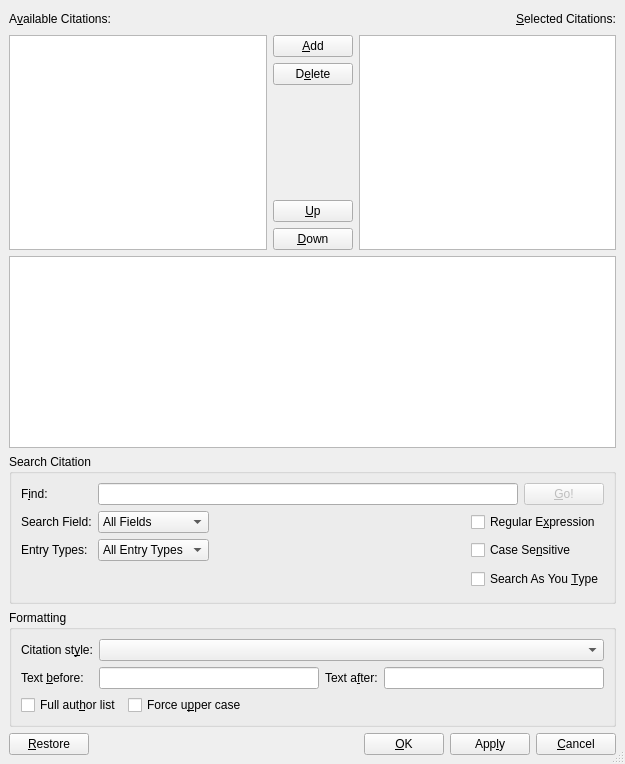
Qt form src/frontends/qt4/ui/CitationUi.ui (cburschka/lyx) before a commit.
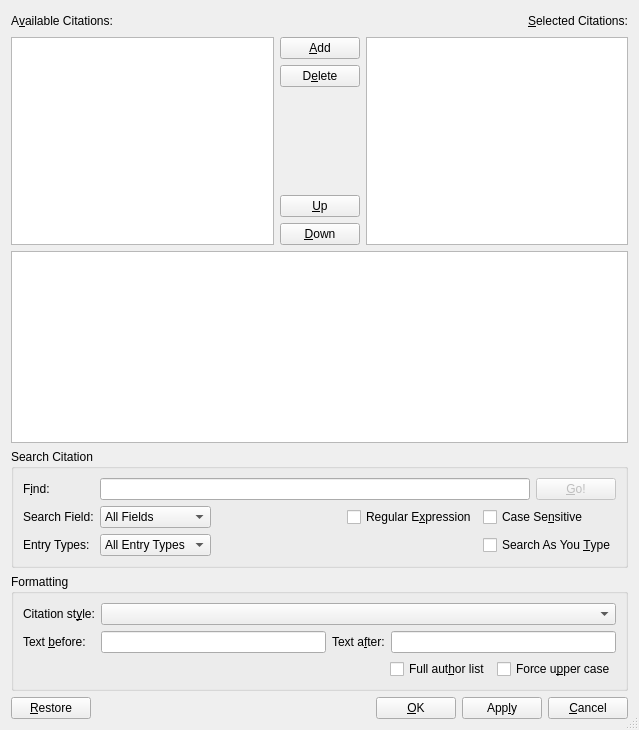
The same form after that commit. Icons and pictures are not drawn.

Commit message: Layout changes for Citation dialog from Richard.

```diff
--- a/src/frontends/qt4/ui/CitationUi.ui
+++ b/src/frontends/qt4/ui/CitationUi.ui
@@ -5,8 +5,8 @@
    <rect>
     <x>0</x>
     <y>0</y>
-    <width>625</width>
-    <height>764</height>
+    <width>639</width>
+    <height>730</height>
    </rect>
   </property>
   <property name="sizePolicy" >
@@ -21,442 +21,7 @@
   <property name="sizeGripEnabled" >
    <bool>true</bool>
   </property>
-  <layout class="QGridLayout" >
-   <property name="margin" >
-    <number>9</number>
-   </property>
-   <property name="spacing" >
-    <number>6</number>
-   </property>
-   <item row="1" column="0" >
-    <widget class="QTextEdit" name="infoML" >
-     <property name="sizePolicy" >
-      <sizepolicy vsizetype="Maximum" hsizetype="Expanding" >
-       <horstretch>0</horstretch>
-       <verstretch>0</verstretch>
-      </sizepolicy>
-     </property>
-     <property name="readOnly" >
-      <bool>true</bool>
-     </property>
-    </widget>
-   </item>
-   <item row="2" column="0" >
-    <widget class="QGroupBox" name="groupBox" >
-     <property name="title" >
-      <string>Search Citation</string>
-     </property>
-     <property name="flat" >
-      <bool>true</bool>
-     </property>
-     <layout class="QGridLayout" >
-      <property name="margin" >
-       <number>9</number>
-      </property>
-      <property name="spacing" >
-       <number>6</number>
-      </property>
-      <item row="0" column="0" >
-       <widget class="QLabel" name="findKeysLA" >
-        <property name="text" >
-         <string>F&amp;ind:</string>
-        </property>
-        <property name="alignment" >
-         <set>Qt::AlignLeading|Qt::AlignLeft|Qt::AlignVCenter</set>
-        </property>
-        <property name="buddy" >
-         <cstring>findLE</cstring>
-        </property>
-       </widget>
-      </item>
-      <item row="0" column="1" colspan="3" >
-       <widget class="QLineEdit" name="findLE" >
-        <property name="toolTip" >
-         <string>Hit Enter to search, or click Go!</string>
-        </property>
-        <property name="text" >
-         <string/>
-        </property>
-       </widget>
-      </item>
-      <item row="0" column="4" >
-       <widget class="QPushButton" name="searchPB" >
-        <property name="enabled" >
-         <bool>false</bool>
-        </property>
-        <property name="toolTip" >
-         <string>You can also hit Enter in the search box</string>
-        </property>
-        <property name="text" >
-         <string>&amp;Go!</string>
-        </property>
-        <property name="autoDefault" >
-         <bool>false</bool>
-        </property>
-       </widget>
-      </item>
-      <item row="1" column="0" >
-       <widget class="QLabel" name="fieldsLA" >
-        <property name="text" >
-         <string>Search Field:</string>
-        </property>
-        <property name="buddy" >
-         <cstring>fieldsCO</cstring>
-        </property>
-       </widget>
-      </item>
-      <item row="1" column="1" >
-       <widget class="QComboBox" name="fieldsCO" >
-        <property name="maxVisibleItems" >
-         <number>16</number>
-        </property>
-        <property name="insertPolicy" >
-         <enum>QComboBox::NoInsert</enum>
-        </property>
-        <property name="sizeAdjustPolicy" >
-         <enum>QComboBox::AdjustToContents</enum>
-        </property>
-        <item>
-         <property name="text" >
-          <string>All Fields</string>
-         </property>
-        </item>
-       </widget>
-      </item>
-      <item row="1" column="2" >
-       <spacer>
-        <property name="orientation" >
-         <enum>Qt::Horizontal</enum>
-        </property>
-        <property name="sizeHint" stdset="0" >
-         <size>
-          <width>40</width>
-          <height>20</height>
-         </size>
-        </property>
-       </spacer>
-      </item>
-      <item row="1" column="3" colspan="2" >
-       <widget class="QCheckBox" name="regexCB" >
-        <property name="text" >
-         <string>Regular E&amp;xpression</string>
-        </property>
-       </widget>
-      </item>
-      <item row="2" column="0" >
-       <widget class="QLabel" name="entriesLA" >
-        <property name="text" >
-         <string>Entry Types:</string>
-        </property>
-        <property name="buddy" >
-         <cstring>entriesCO</cstring>
-        </property>
-       </widget>
-      </item>
-      <item row="2" column="1" >
-       <widget class="QComboBox" name="entriesCO" >
-        <property name="insertPolicy" >
-         <enum>QComboBox::NoInsert</enum>
-        </property>
-        <property name="sizeAdjustPolicy" >
-         <enum>QComboBox::AdjustToContents</enum>
-        </property>
-        <item>
-         <property name="text" >
-          <string>All Entry Types</string>
-         </property>
-        </item>
-       </widget>
-      </item>
-      <item row="2" column="2" >
-       <spacer>
-        <property name="orientation" >
-         <enum>Qt::Horizontal</enum>
-        </property>
-        <property name="sizeHint" stdset="0" >
-         <size>
-          <width>40</width>
-          <height>20</height>
-         </size>
-        </property>
-       </spacer>
-      </item>
-      <item row="2" column="3" colspan="2" >
-       <widget class="QCheckBox" name="caseCB" >
-        <property name="text" >
-         <string>Case Se&amp;nsitive</string>
-        </property>
-       </widget>
-      </item>
-      <item row="3" column="0" colspan="3" >
-       <spacer>
-        <property name="orientation" >
-         <enum>Qt::Horizontal</enum>
-        </property>
-        <property name="sizeHint" stdset="0" >
-         <size>
-          <width>271</width>
-          <height>25</height>
-         </size>
-        </property>
-       </spacer>
-      </item>
-      <item row="3" column="3" colspan="2" >
-       <widget class="QCheckBox" name="asTypeCB" >
-        <property name="text" >
-         <string>Search As You &amp;Type</string>
-        </property>
-       </widget>
-      </item>
-     </layout>
-    </widget>
-   </item>
-   <item row="3" column="0" >
-    <widget class="QGroupBox" name="styleGB" >
-     <property name="title" >
-      <string>Formatting</string>
-     </property>
-     <property name="flat" >
-      <bool>true</bool>
-     </property>
-     <layout class="QGridLayout" >
-      <property name="margin" >
-       <number>9</number>
-      </property>
-      <property name="spacing" >
-       <number>6</number>
-      </property>
-      <item row="1" column="0" >
-       <layout class="QHBoxLayout" >
-        <property name="spacing" >
-         <number>6</number>
-        </property>
-        <property name="margin" >
-         <number>0</number>
-        </property>
-        <item>
-         <widget class="QCheckBox" name="fulllistCB" >
-          <property name="toolTip" >
-           <string>List all authors</string>
-          </property>
-          <property name="text" >
-           <string>Full aut&amp;hor list</string>
-          </property>
-         </widget>
-        </item>
-        <item>
-         <widget class="QCheckBox" name="forceuppercaseCB" >
-          <property name="toolTip" >
-           <string>Force upper case in citation</string>
-          </property>
-          <property name="text" >
-           <string>Force u&amp;pper case</string>
-          </property>
-         </widget>
-        </item>
-        <item>
-         <spacer>
-          <property name="orientation" >
-           <enum>Qt::Horizontal</enum>
-          </property>
-          <property name="sizeHint" stdset="0" >
-           <size>
-            <width>21</width>
-            <height>20</height>
-           </size>
-          </property>
-         </spacer>
-        </item>
-       </layout>
-      </item>
-      <item row="0" column="0" >
-       <layout class="QHBoxLayout" >
-        <property name="spacing" >
-         <number>6</number>
-        </property>
-        <property name="margin" >
-         <number>0</number>
-        </property>
-        <item>
-         <layout class="QVBoxLayout" >
-          <property name="spacing" >
-           <number>6</number>
-          </property>
-          <property name="margin" >
-           <number>0</number>
-          </property>
-          <item>
-           <widget class="QLabel" name="citationStyleLA" >
-            <property name="text" >
-             <string>Citation st&amp;yle:</string>
-            </property>
-            <property name="buddy" >
-             <cstring>citationStyleCO</cstring>
-            </property>
-           </widget>
-          </item>
-          <item>
-           <widget class="QLabel" name="textBeforeLA" >
-            <property name="text" >
-             <string>Text &amp;before:</string>
-            </property>
-            <property name="buddy" >
-             <cstring>textBeforeED</cstring>
-            </property>
-           </widget>
-          </item>
-         </layout>
-        </item>
-        <item>
-         <layout class="QVBoxLayout" >
-          <property name="spacing" >
-           <number>6</number>
-          </property>
-          <property name="margin" >
-           <number>0</number>
-          </property>
-          <item>
-           <layout class="QHBoxLayout" >
-            <property name="spacing" >
-             <number>6</number>
-            </property>
-            <property name="margin" >
-             <number>0</number>
-            </property>
-            <item>
-             <widget class="QComboBox" name="citationStyleCO" >
-              <property name="sizePolicy" >
-               <sizepolicy vsizetype="Fixed" hsizetype="MinimumExpanding" >
-                <horstretch>0</horstretch>
-                <verstretch>0</verstretch>
-               </sizepolicy>
-              </property>
-              <property name="toolTip" >
-               <string>Natbib citation style to use</string>
-              </property>
-             </widget>
-            </item>
-           </layout>
-          </item>
-          <item>
-           <layout class="QHBoxLayout" >
-            <property name="spacing" >
-             <number>6</number>
-            </property>
-            <property name="margin" >
-             <number>0</number>
-            </property>
-            <item>
-             <widget class="QLineEdit" name="textBeforeED" >
-              <property name="sizePolicy" >
-               <sizepolicy vsizetype="Fixed" hsizetype="MinimumExpanding" >
-                <horstretch>0</horstretch>
-                <verstretch>0</verstretch>
-               </sizepolicy>
-              </property>
-              <property name="toolTip" >
-               <string>Text to place before citation</string>
-              </property>
-             </widget>
-            </item>
-            <item>
-             <widget class="QLabel" name="textAfterLA" >
-              <property name="text" >
-               <string>Text a&amp;fter:</string>
-              </property>
-              <property name="buddy" >
-               <cstring>textAfterED</cstring>
-              </property>
-             </widget>
-            </item>
-            <item>
-             <widget class="QLineEdit" name="textAfterED" >
-              <property name="sizePolicy" >
-               <sizepolicy vsizetype="Fixed" hsizetype="MinimumExpanding" >
-                <horstretch>0</horstretch>
-                <verstretch>0</verstretch>
-               </sizepolicy>
-              </property>
-              <property name="toolTip" >
-               <string>Text to place after citation</string>
-              </property>
-             </widget>
-            </item>
-           </layout>
-          </item>
-         </layout>
-        </item>
-       </layout>
-      </item>
-     </layout>
-    </widget>
-   </item>
-   <item row="4" column="0" >
-    <layout class="QHBoxLayout" >
-     <property name="spacing" >
-      <number>6</number>
-     </property>
-     <property name="margin" >
-      <number>0</number>
-     </property>
-     <item>
-      <widget class="QPushButton" name="restorePB" >
-       <property name="text" >
-        <string>&amp;Restore</string>
-       </property>
-       <property name="autoDefault" >
-        <bool>false</bool>
-       </property>
-      </widget>
-     </item>
-     <item>
-      <spacer>
-       <property name="orientation" >
-        <enum>Qt::Horizontal</enum>
-       </property>
-       <property name="sizeHint" stdset="0" >
-        <size>
-         <width>40</width>
-         <height>20</height>
-        </size>
-       </property>
-      </spacer>
-     </item>
-     <item>
-      <widget class="QPushButton" name="okPB" >
-       <property name="text" >
-        <string>&amp;OK</string>
-       </property>
-       <property name="autoDefault" >
-        <bool>false</bool>
-       </property>
-       <property name="default" >
-        <bool>false</bool>
-       </property>
-      </widget>
-     </item>
-     <item>
-      <widget class="QPushButton" name="applyPB" >
-       <property name="text" >
-        <string>App&amp;ly</string>
-       </property>
-       <property name="autoDefault" >
-        <bool>false</bool>
-       </property>
-      </widget>
-     </item>
-     <item>
-      <widget class="QPushButton" name="cancelPB" >
-       <property name="text" >
-        <string>&amp;Cancel</string>
-       </property>
-       <property name="autoDefault" >
-        <bool>false</bool>
-       </property>
-      </widget>
-     </item>
-    </layout>
-   </item>
+  <layout class="QGridLayout" name="gridLayout" >
    <item row="0" column="0" >
     <layout class="QGridLayout" >
      <property name="margin" >
@@ -631,6 +196,425 @@
      </item>
     </layout>
    </item>
+   <item row="4" column="0" >
+    <layout class="QHBoxLayout" >
+     <property name="spacing" >
+      <number>6</number>
+     </property>
+     <property name="margin" >
+      <number>0</number>
+     </property>
+     <item>
+      <widget class="QPushButton" name="restorePB" >
+       <property name="text" >
+        <string>&amp;Restore</string>
+       </property>
+       <property name="autoDefault" >
+        <bool>false</bool>
+       </property>
+      </widget>
+     </item>
+     <item>
+      <spacer>
+       <property name="orientation" >
+        <enum>Qt::Horizontal</enum>
+       </property>
+       <property name="sizeHint" stdset="0" >
+        <size>
+         <width>40</width>
+         <height>20</height>
+        </size>
+       </property>
+      </spacer>
+     </item>
+     <item>
+      <widget class="QPushButton" name="okPB" >
+       <property name="text" >
+        <string>&amp;OK</string>
+       </property>
+       <property name="autoDefault" >
+        <bool>false</bool>
+       </property>
+       <property name="default" >
+        <bool>false</bool>
+       </property>
+      </widget>
+     </item>
+     <item>
+      <widget class="QPushButton" name="applyPB" >
+       <property name="text" >
+        <string>App&amp;ly</string>
+       </property>
+       <property name="autoDefault" >
+        <bool>false</bool>
+       </property>
+      </widget>
+     </item>
+     <item>
+      <widget class="QPushButton" name="cancelPB" >
+       <property name="text" >
+        <string>&amp;Cancel</string>
+       </property>
+       <property name="autoDefault" >
+        <bool>false</bool>
+       </property>
+      </widget>
+     </item>
+    </layout>
+   </item>
+   <item row="1" column="0" >
+    <widget class="QTextEdit" name="infoML" >
+     <property name="sizePolicy" >
+      <sizepolicy vsizetype="Maximum" hsizetype="Expanding" >
+       <horstretch>0</horstretch>
+       <verstretch>0</verstretch>
+      </sizepolicy>
+     </property>
+     <property name="acceptDrops" >
+      <bool>false</bool>
+     </property>
+     <property name="readOnly" >
+      <bool>true</bool>
+     </property>
+    </widget>
+   </item>
+   <item row="3" column="0" >
+    <widget class="QGroupBox" name="styleGB" >
+     <property name="title" >
+      <string>Formatting</string>
+     </property>
+     <property name="flat" >
+      <bool>true</bool>
+     </property>
+     <layout class="QGridLayout" >
+      <property name="margin" >
+       <number>9</number>
+      </property>
+      <property name="spacing" >
+       <number>6</number>
+      </property>
+      <item row="1" column="0" >
+       <layout class="QHBoxLayout" >
+        <property name="spacing" >
+         <number>6</number>
+        </property>
+        <property name="margin" >
+         <number>0</number>
+        </property>
+        <item>
+         <spacer>
+          <property name="orientation" >
+           <enum>Qt::Horizontal</enum>
+          </property>
+          <property name="sizeHint" stdset="0" >
+           <size>
+            <width>21</width>
+            <height>20</height>
+           </size>
+          </property>
+         </spacer>
+        </item>
+        <item>
+         <widget class="QCheckBox" name="fulllistCB" >
+          <property name="toolTip" >
+           <string>List all authors</string>
+          </property>
+          <property name="text" >
+           <string>Full aut&amp;hor list</string>
+          </property>
+         </widget>
+        </item>
+        <item>
+         <widget class="QCheckBox" name="forceuppercaseCB" >
+          <property name="toolTip" >
+           <string>Force upper case in citation</string>
+          </property>
+          <property name="text" >
+           <string>Force u&amp;pper case</string>
+          </property>
+         </widget>
+        </item>
+       </layout>
+      </item>
+      <item row="0" column="0" >
+       <layout class="QHBoxLayout" >
+        <property name="spacing" >
+         <number>6</number>
+        </property>
+        <property name="margin" >
+         <number>0</number>
+        </property>
+        <item>
+         <layout class="QVBoxLayout" >
+          <property name="spacing" >
+           <number>6</number>
+          </property>
+          <property name="margin" >
+           <number>0</number>
+          </property>
+          <item>
+           <widget class="QLabel" name="citationStyleLA" >
+            <property name="text" >
+             <string>Citation st&amp;yle:</string>
+            </property>
+            <property name="buddy" >
+             <cstring>citationStyleCO</cstring>
+            </property>
+           </widget>
+          </item>
+          <item>
+           <widget class="QLabel" name="textBeforeLA" >
+            <property name="text" >
+             <string>Text &amp;before:</string>
+            </property>
+            <property name="buddy" >
+             <cstring>textBeforeED</cstring>
+            </property>
+           </widget>
+          </item>
+         </layout>
+        </item>
+        <item>
+         <layout class="QVBoxLayout" >
+          <property name="spacing" >
+           <number>6</number>
+          </property>
+          <property name="margin" >
+           <number>0</number>
+          </property>
+          <item>
+           <layout class="QHBoxLayout" >
+            <property name="spacing" >
+             <number>6</number>
+            </property>
+            <property name="margin" >
+             <number>0</number>
+            </property>
+            <item>
+             <widget class="QComboBox" name="citationStyleCO" >
+              <property name="sizePolicy" >
+               <sizepolicy vsizetype="Fixed" hsizetype="MinimumExpanding" >
+                <horstretch>0</horstretch>
+                <verstretch>0</verstretch>
+               </sizepolicy>
+              </property>
+              <property name="toolTip" >
+               <string>Natbib citation style to use</string>
+              </property>
+             </widget>
+            </item>
+           </layout>
+          </item>
+          <item>
+           <layout class="QHBoxLayout" >
+            <property name="spacing" >
+             <number>6</number>
+            </property>
+            <property name="margin" >
+             <number>0</number>
+            </property>
+            <item>
+             <widget class="QLineEdit" name="textBeforeED" >
+              <property name="sizePolicy" >
+               <sizepolicy vsizetype="Fixed" hsizetype="MinimumExpanding" >
+                <horstretch>0</horstretch>
+                <verstretch>0</verstretch>
+               </sizepolicy>
+              </property>
+              <property name="toolTip" >
+               <string>Text to place before citation</string>
+              </property>
+             </widget>
+            </item>
+            <item>
+             <widget class="QLabel" name="textAfterLA" >
+              <property name="text" >
+               <string>Text a&amp;fter:</string>
+              </property>
+              <property name="buddy" >
+               <cstring>textAfterED</cstring>
+              </property>
+             </widget>
+            </item>
+            <item>
+             <widget class="QLineEdit" name="textAfterED" >
+              <property name="sizePolicy" >
+               <sizepolicy vsizetype="Fixed" hsizetype="MinimumExpanding" >
+                <horstretch>0</horstretch>
+                <verstretch>0</verstretch>
+               </sizepolicy>
+              </property>
+              <property name="toolTip" >
+               <string>Text to place after citation</string>
+              </property>
+             </widget>
+            </item>
+           </layout>
+          </item>
+         </layout>
+        </item>
+       </layout>
+      </item>
+     </layout>
+    </widget>
+   </item>
+   <item row="2" column="0" >
+    <widget class="QGroupBox" name="groupBox" >
+     <property name="title" >
+      <string>Search Citation</string>
+     </property>
+     <property name="flat" >
+      <bool>true</bool>
+     </property>
+     <layout class="QGridLayout" >
+      <property name="margin" >
+       <number>9</number>
+      </property>
+      <property name="spacing" >
+       <number>6</number>
+      </property>
+      <item row="0" column="0" >
+       <widget class="QLabel" name="findKeysLA" >
+        <property name="text" >
+         <string>F&amp;ind:</string>
+        </property>
+        <property name="alignment" >
+         <set>Qt::AlignLeading|Qt::AlignLeft|Qt::AlignVCenter</set>
+        </property>
+        <property name="buddy" >
+         <cstring>findLE</cstring>
+        </property>
+       </widget>
+      </item>
+      <item row="0" column="1" colspan="5" >
+       <widget class="QLineEdit" name="findLE" >
+        <property name="toolTip" >
+         <string>Hit Enter to search, or click Go!</string>
+        </property>
+        <property name="text" >
+         <string/>
+        </property>
+       </widget>
+      </item>
+      <item row="0" column="6" >
+       <widget class="QPushButton" name="searchPB" >
+        <property name="enabled" >
+         <bool>false</bool>
+        </property>
+        <property name="toolTip" >
+         <string>You can also hit Enter in the search box</string>
+        </property>
+        <property name="text" >
+         <string>&amp;Go!</string>
+        </property>
+        <property name="autoDefault" >
+         <bool>false</bool>
+        </property>
+       </widget>
+      </item>
+      <item row="1" column="0" >
+       <widget class="QLabel" name="fieldsLA" >
+        <property name="text" >
+         <string>Search Field:</string>
+        </property>
+        <property name="buddy" >
+         <cstring>fieldsCO</cstring>
+        </property>
+       </widget>
+      </item>
+      <item row="1" column="1" >
+       <widget class="QComboBox" name="fieldsCO" >
+        <property name="maxVisibleItems" >
+         <number>16</number>
+        </property>
+        <property name="insertPolicy" >
+         <enum>QComboBox::NoInsert</enum>
+        </property>
+        <property name="sizeAdjustPolicy" >
+         <enum>QComboBox::AdjustToContents</enum>
+        </property>
+        <item>
+         <property name="text" >
+          <string>All Fields</string>
+         </property>
+        </item>
+       </widget>
+      </item>
+      <item row="1" column="2" >
+       <spacer>
+        <property name="orientation" >
+         <enum>Qt::Horizontal</enum>
+        </property>
+        <property name="sizeHint" stdset="0" >
+         <size>
+          <width>40</width>
+          <height>20</height>
+         </size>
+        </property>
+       </spacer>
+      </item>
+      <item row="1" column="3" colspan="2" >
+       <widget class="QCheckBox" name="regexCB" >
+        <property name="text" >
+         <string>Regular E&amp;xpression</string>
+        </property>
+       </widget>
+      </item>
+      <item row="1" column="5" colspan="2" >
+       <widget class="QCheckBox" name="caseCB" >
+        <property name="text" >
+         <string>Case Se&amp;nsitive</string>
+        </property>
+       </widget>
+      </item>
+      <item row="2" column="0" >
+       <widget class="QLabel" name="entriesLA" >
+        <property name="text" >
+         <string>Entry Types:</string>
+        </property>
+        <property name="buddy" >
+         <cstring>entriesCO</cstring>
+        </property>
+       </widget>
+      </item>
+      <item row="2" column="1" >
+       <widget class="QComboBox" name="entriesCO" >
+        <property name="insertPolicy" >
+         <enum>QComboBox::NoInsert</enum>
+        </property>
+        <property name="sizeAdjustPolicy" >
+         <enum>QComboBox::AdjustToContents</enum>
+        </property>
+        <item>
+         <property name="text" >
+          <string>All Entry Types</string>
+         </property>
+        </item>
+       </widget>
+      </item>
+      <item row="2" column="2" >
+       <spacer>
+        <property name="orientation" >
+         <enum>Qt::Horizontal</enum>
+        </property>
+        <property name="sizeHint" stdset="0" >
+         <size>
+          <width>40</width>
+          <height>20</height>
+         </size>
+        </property>
+       </spacer>
+      </item>
+      <item row="2" column="5" colspan="2" >
+       <widget class="QCheckBox" name="asTypeCB" >
+        <property name="text" >
+         <string>Search As You &amp;Type</string>
+        </property>
+       </widget>
+      </item>
+     </layout>
+    </widget>
+   </item>
   </layout>
  </widget>
  <tabstops>
```
Left out of the diff: 10 changed lines with no effect on the pictures.
